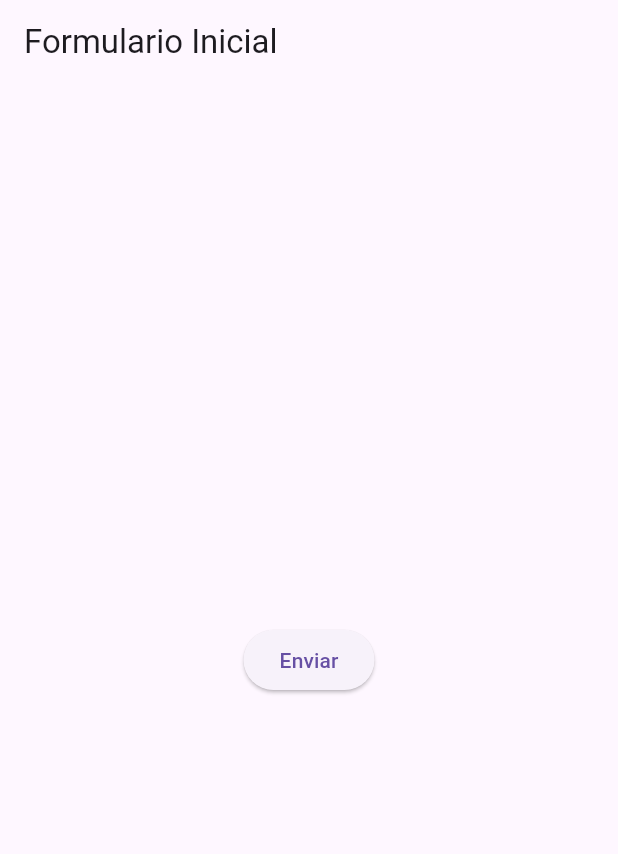
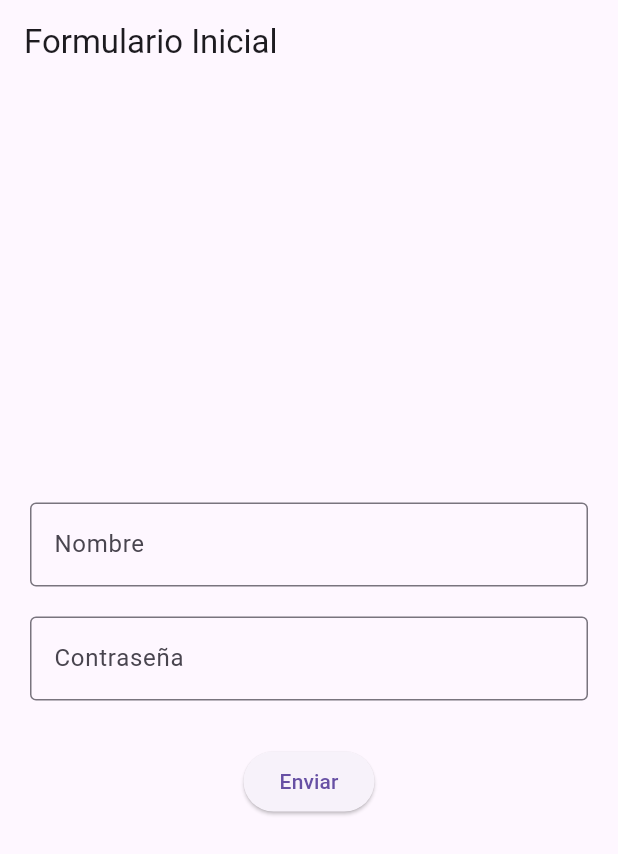
Before and after one commit to SamirL0912/BlocNew-Dio, a Flutter app: the screen it shows after launch, on a phone screen of 412 x 824 dp. Shown: the top 854 px of the screen. Run offline on Flutter 3.47's test engine with Material 3 defaults, Android fonts, the phone set to English and light mode, and no system bars; our stand-ins replace equatable, flutter_bloc.

```diff
--- a/pages/lib/cubit/home_cubit.dart
+++ b/pages/lib/cubit/home_cubit.dart
@@ -28,8 +28,7 @@ class HomeCubit extends Cubit<HomeState> {
     try {
       final bio = await service.fetchCristianoInfo();
 
-      // 👇 Delay artificial solo para la info
-      await Future.delayed(const Duration(seconds: 3));
+      await Future.delayed(const Duration(seconds: 1));
 
       emit(state.copyWith(info: bio, loading: false));
     } catch (e) {
--- a/pages/lib/views/initial_view.dart
+++ b/pages/lib/views/initial_view.dart
@@ -8,15 +8,40 @@ class InitialView extends StatelessWidget {
 
   @override
   Widget build(BuildContext context) {
+    final nameController = TextEditingController();
+    final passController = TextEditingController();
+
     return Scaffold(
       appBar: AppBar(title: const Text("Formulario Inicial")),
-      body: Center(
-        child: ElevatedButton(
-          onPressed: () {
-            // Cuando presionas, envías el evento al Bloc
-            context.read<CrearBloc>().add(CrearSubmitted());
-          },
-          child: const Text("Enviar"),
+      body: Padding(
+        padding: const EdgeInsets.all(20.0),
+        child: Column(
+          mainAxisAlignment: MainAxisAlignment.center,
+          children: [
+            TextField(
+              controller: nameController,
+              decoration: const InputDecoration(
+                labelText: "Nombre",
+                border: OutlineInputBorder(),
+              ),
+            ),
+            const SizedBox(height: 20),
+            TextField(
+              controller: passController,
+              obscureText: true,
+              decoration: const InputDecoration(
+                labelText: "Contraseña",
+                border: OutlineInputBorder(),
+              ),
+            ),
+            const SizedBox(height: 30),
+            ElevatedButton(
+              onPressed: () {
+                context.read<CrearBloc>().add(CrearSubmitted());
+              },
+              child: const Text("Enviar"),
+            ),
+          ],
         ),
       ),
     );
```
Also changed, not shown: pages/lib/main.dart (+5 -4 lines), pages/lib/views/home.dart (+13 -13 lines), pages/lib/views/success_view.dart (added).
